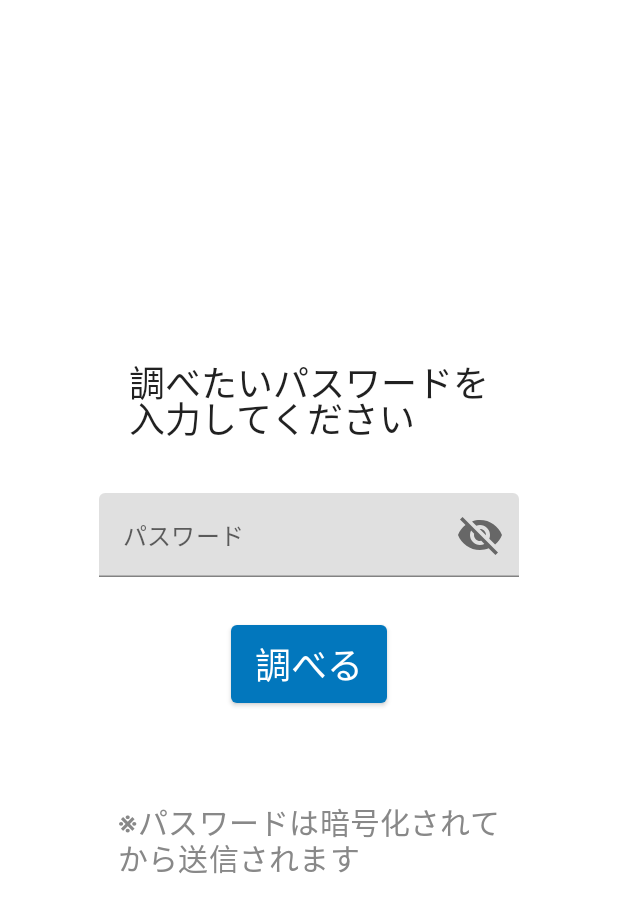
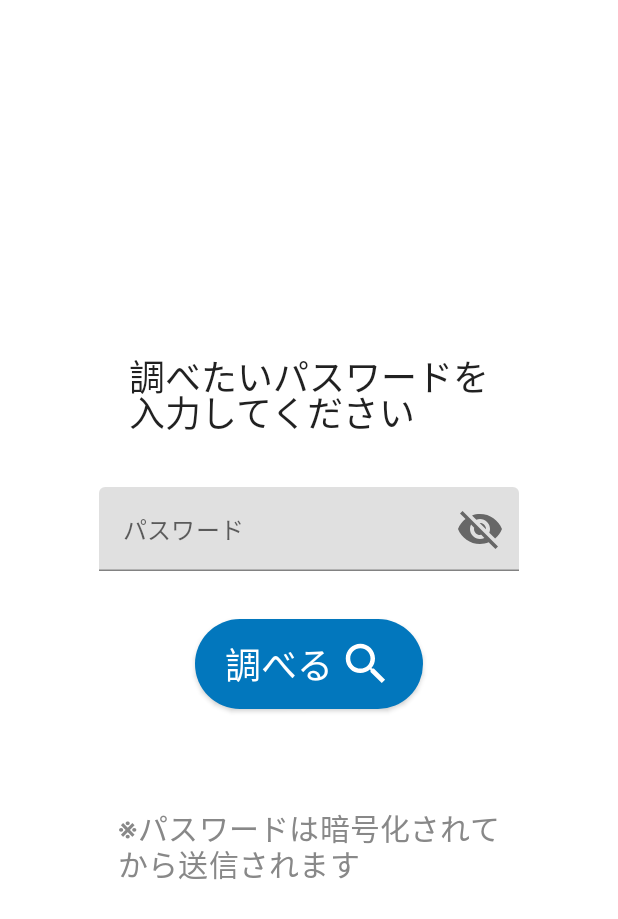
Before and after one commit to momomomo111/LeakCheckerAndroid, an Android app built with Jetpack Compose: the screen it shows after launch (MainActivity), on a phone screen of 412 x 824 dp. Shown: the top 919 px of the screen. Run offline under Robolectric (Android 15) with nearby library versions, the phone set to English and light mode, and no system bars.

Commit message:
[change] Changed the design of the search button.
検索ボタンのデザインを変更

```diff
--- a/app/src/main/java/com/moasanuma/leakchecker/ui/HomeScreen.kt
+++ b/app/src/main/java/com/moasanuma/leakchecker/ui/HomeScreen.kt
@@ -4,11 +4,14 @@ import androidx.compose.animation.AnimatedVisibility
 import androidx.compose.animation.ExperimentalAnimationApi
 import androidx.compose.foundation.layout.Arrangement
 import androidx.compose.foundation.layout.Column
+import androidx.compose.foundation.layout.Row
 import androidx.compose.foundation.layout.Spacer
 import androidx.compose.foundation.layout.fillMaxSize
 import androidx.compose.foundation.layout.height
 import androidx.compose.foundation.layout.padding
 import androidx.compose.foundation.layout.size
+import androidx.compose.foundation.layout.width
+import androidx.compose.foundation.shape.CircleShape
 import androidx.compose.foundation.text.KeyboardOptions
 import androidx.compose.material.Button
 import androidx.compose.material.Icon
@@ -18,6 +21,8 @@ import androidx.compose.material.MaterialTheme.typography
 import androidx.compose.material.Scaffold
 import androidx.compose.material.Text
 import androidx.compose.material.TextField
+import androidx.compose.material.icons.Icons
+import androidx.compose.material.icons.filled.Search
 import androidx.compose.runtime.Composable
 import androidx.compose.runtime.getValue
 import androidx.compose.runtime.mutableStateOf
@@ -103,12 +108,24 @@ private fun HomeContent(navController: NavController) {
             onClick = {
                 errorPass = !emptyCheck(pass)
                 if (!errorPass) navController.navigate("result/$pass")
+            },
+            shape = CircleShape
+        ) {
+            Row(
+                modifier = Modifier.padding(4.dp)
+            ) {
+                Text(
+                    text = stringResource(R.string.search),
+                    style = typography.h5
+                )
+                Spacer(modifier = Modifier.width(4.dp))
+                Icon(
+                    imageVector = Icons.Filled.Search,
+                    contentDescription = null,
+                    modifier = Modifier
+                        .size(36.dp)
+                )
             }
-        ) {
-            Text(
-                text = stringResource(R.string.search),
-                style = typography.h5
-            )
         }
         Spacer(modifier = Modifier.height(64.dp))
         Text(
```
